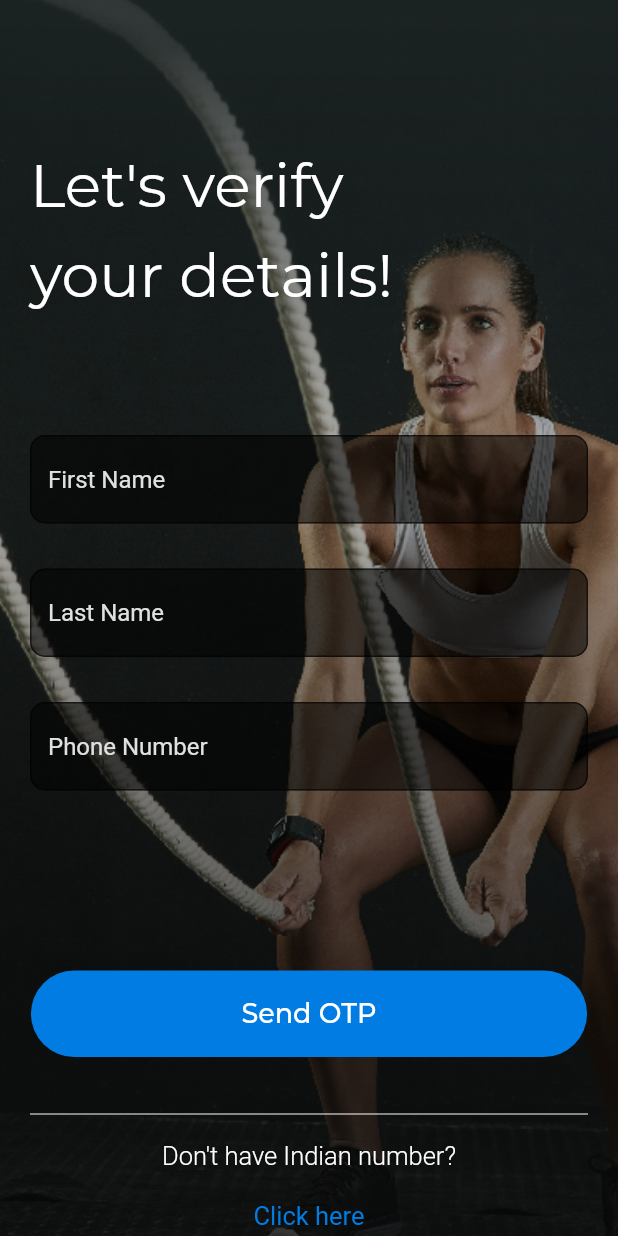
After one commit to satyamvaidhyamegha/ProphysioApp, a Flutter app: the AuthPage screen opened by its route, on a phone screen of 412 x 824 dp. The commit adds this screen. Run offline on Flutter 3.47's test engine with Material 2 defaults, Android fonts, the phone set to English and light mode, and no system bars; our stand-ins replace flutter_easyloading, flutter_spinkit, shared_preferences; accounts and stored records are empty; Roboto replaces fonts that are missing (Mulish); project files that could hold a hidden picture were left out.

Commit message:
Auth Screen 1

```diff
--- a/physio/lib/constants/string.dart
+++ b/physio/lib/constants/string.dart
@@ -128,6 +128,7 @@ class Strings {
   static const MEH = "Meh";
   static const TERRIBLE = "Terrible";
   static const GET_STARTED = "Get Started";
+  static const BTN_OTP = "Send OTP";
 }
 
 class SuccessfullMsg {
@@ -212,6 +213,7 @@ class ImagePath {
   static const ASSES_SUGGESTED_IMAGE2 = "assets/Image 92.png";
   static const ASSES_SUGGESTED_IMAGE3 = "assets/Group 74761.png";
   static const ROUTINE_UP_NEXT_IMAGE = "assets/Mask Group 135@2x.png";
+  static const AUTH_SCREEN = "assets/Group 74772.png";
 }
 
 class CustomLogo {
--- a/physio/lib/constants/style.dart
+++ b/physio/lib/constants/style.dart
@@ -103,6 +103,14 @@ class BaseStyles {
       fontSize: 22.0,
       color: Color(0xFF5FE3FF));
 
+  static TextStyle textStyleForAuthScreen = TextStyle(
+    color: AppColors.textColor,
+    fontFamily: "Montserrat",
+    fontWeight: FontWeight.w400,
+    height: 1.5,
+    fontSize: 40,
+  );
+
   static const TextStyle selfCareTextStyle = TextStyle(
     color: Color(0xFF000000),
     fontFamily: "Mulish",
--- a/physio/lib/constants/text_constants.dart
+++ b/physio/lib/constants/text_constants.dart
@@ -54,7 +54,7 @@ const buttonTextStyle = TextStyle(
     fontFamily: 'Montserrat',
     fontWeight: FontWeight.w500,
     fontSize: 18.0,
-    color: Color(0xFFCCCCCC));
+    color: Color(0xffFFFFFF));
 
 const inputfieldtextStyle = TextStyle(
     fontFamily: 'Mulish',
@@ -132,6 +132,18 @@ const bluetext1 = TextStyle(
   fontWeight: FontWeight.w400,
   fontSize: 17,
 );
+const authtext = TextStyle(
+  color: Color(0xFF007CE2),
+  fontFamily: "Mulish",
+  fontWeight: FontWeight.w400,
+  fontSize: 17,
+);
+const numberText = TextStyle(
+  color: Color(0xFFFFFFFF),
+  fontFamily: "Mulish",
+  fontWeight: FontWeight.w300,
+  fontSize: 17,
+);
 const subtitle1 = TextStyle(
   color: Color(0xFF757575),
   fontFamily: "Mulish",
--- a/physio/lib/main.dart
+++ b/physio/lib/main.dart
@@ -5,6 +5,7 @@ import 'package:flutter_easyloading/flutter_easyloading.dart';
 import 'package:physio/screens/onboarding/splash_screen2.dart';
 import 'package:physio/screens/onboarding/splash_screen.dart';
 import 'package:physio/screens/onboarding/about_screen.dart';
+import 'package:physio/screens/onboarding/auth_screen.dart';
 
 void main() {
   runApp(const MyApp());
@@ -34,6 +35,7 @@ class MyApp extends StatelessWidget {
         '/splash': (BuildContext context) => const SplashPage(),
         '/SplashPage2': (BuildContext context) => const SplashPage2(),
         '/about': (BuildContext context) => const AboutPage(),
+        '/authPage':(BuildContext context) => const AuthPage(),
         //       '/login': (BuildContext context) => const LoginPage(),
         //     '/detail1': (BuildContext context) => const DetailPage(),
         //     '/welcomeuser': (BuildContext context) => const Welcomeuser(),
--- a/physio/lib/screens/onboarding/about_screen.dart
+++ b/physio/lib/screens/onboarding/about_screen.dart
@@ -10,6 +10,8 @@ import 'package:physio/constants/raddi.dart';
 import 'package:physio/constants/string.dart';
 import 'package:physio/constants/style.dart';
 import 'package:physio/constants/text_constants.dart';
+
+import 'auth_screen.dart';
 
 //import 'package:physio/screens/Login/mobilelogin/login_screen.dart';
 //import 'package:physio/screens/Login/mobilelogin/signup_screen.dart.dart';
@@ -280,6 +282,12 @@ class _AboutPagePageState extends State<AboutPage> {
                   mainAxisAlignment: MainAxisAlignment.spaceAround,
                   children: <Widget>[
                     GestureDetector(
+                  onTap: () {
+        Navigator.pushReplacement(
+           context,
+      MaterialPageRoute(
+      builder: (context) => AuthPage()));
+      },
                       child: Container(
                         width: 100,
                         child: Padding(
@@ -318,12 +326,12 @@ class _AboutPagePageState extends State<AboutPage> {
                                 )),
                           )
                         : GestureDetector(
-                            //    onTap: () {
-                            //    Navigator.pushReplacement(
-                            //        context,
-                            //       MaterialPageRoute(
-                            //            builder: (context) => SigninPage()));
-                            // },
+                               onTap: () {
+                               Navigator.pushReplacement(
+                                   context,
+                                  MaterialPageRoute(
+                                       builder: (context) => AuthPage()));
+                            },
                             child: Container(
                                 width: MediaQuery.of(context).size.width * 0.4,
                                 height:
--- /dev/null
+++ b/physio/lib/screens/onboarding/auth_screen.dart
@@ -0,0 +1,158 @@
+
+import 'package:flutter/material.dart';
+import 'package:flutter_spinkit/flutter_spinkit.dart';
+
+import '../../BaseWidget/base_image_widget.dart';
+import '../../BaseWidget/text.dart';
+import '../../constants/colors.dart';
+import '../../constants/string.dart';
+import '../../constants/style.dart';
+import '../../constants/text_constants.dart';
+
+class AuthPage extends StatefulWidget{
+  const AuthPage({Key? key}) : super(key: key);
+
+  @override
+  State<StatefulWidget> createState() {
+    return _AuthScreenPageState();
+  }
+}
+
+class _AuthScreenPageState extends State<AuthPage> {
+  var windowWidth;
+  var windowHeight;
+
+  @override
+  Widget build(BuildContext context) {
+    windowWidth = MediaQuery.of(context).size.width;
+    windowHeight = MediaQuery.of(context).size.height;
+    return Scaffold(
+      body: initScreen(context),
+    );
+  }
+
+  initScreen(BuildContext context) {
+    return Scaffold(
+        backgroundColor: Colors.transparent,
+
+        body: Container(
+                    height: double.infinity,
+                    width: double.infinity,
+                    decoration: BoxDecoration(
+                      image: DecorationImage(
+                        image:
+                        getAssetImage(imagePath: ImagePath.AUTH_SCREEN),
+                        fit: BoxFit.cover,
+                      ),
+                    ),
+          child: Column(
+            children: [
+             Padding(padding: EdgeInsets.all(45)),
+
+                Align(alignment: Alignment.centerLeft,
+                   child: Container(
+                     child: Text("Let's verify",
+                     style:BaseStyles.textStyleForAuthScreen),
+                     padding: EdgeInsets.only(left: 20),
+                   ),
+                    ),
+
+              Align(alignment: Alignment.centerLeft,
+                child: Container(
+                  child: Text("your details!",
+                      style:BaseStyles.textStyleForAuthScreen),
+                  padding: EdgeInsets.only(left: 20,bottom: 50),
+                ),
+              ),
+
+              Container(
+                padding: EdgeInsets.only(left:20,right: 20,bottom: 30,top: 30 ),
+                child: TextField(
+                  decoration: InputDecoration(
+                    border: OutlineInputBorder(
+                      borderRadius: BorderRadius.circular(10.0),
+                  ),
+                      filled: true,
+                      hintStyle: TextStyle(color: Colors.grey[300]),
+                      hintText: "First Name",
+                      fillColor: Colors.black54),
+                ),
+              ),
+
+              Container(
+                padding: EdgeInsets.only(bottom: 30,left: 20,right: 20 ),
+                child: TextField(
+                  decoration: InputDecoration(
+                      border: OutlineInputBorder(
+                        borderRadius: BorderRadius.circular(10.0),
+                      ),
+                      filled: true,
+                      hintStyle: TextStyle(color: Colors.grey[300]),
+                      hintText: "Last Name",
+                      fillColor: Colors.black54),
+                ),
+              ),
+
+              Container(
+                padding: EdgeInsets.only(bottom: 120,left: 20,right: 20),
+                child: TextField(
+                  decoration: InputDecoration(
+                      border: OutlineInputBorder(
+                        borderRadius: BorderRadius.circular(10.0),
+                      ),
+                      filled: true,
+                      hintStyle: TextStyle(color: Colors.grey[300]),
+                      hintText: "Phone Number",
+                      fillColor: Colors.black54),
+                ),
+              ),
+
+              Container(
+                  width: MediaQuery.of(context).size.width * 0.9,
+                  height:
+                  MediaQuery.of(context).size.height * 0.07,
+                  decoration: BoxDecoration(
+                      borderRadius: BorderRadius.circular(30),
+                      color: AppColors.buttonColor),
+                  child: Center(
+                    child: getText(
+                        textAlign: TextAlign.center,
+                        text: Strings.BTN_OTP,
+                        textStyle: buttonTextStyle),
+                  )
+              ),
+
+              Container(
+                  margin: EdgeInsets.only(top: 30,right: 20,left: 20,bottom: 10),
+              child:Divider(
+                color: Colors.white,
+              )
+              ),
+
+              Container(
+                margin: EdgeInsets.only(right: 20,left: 20,bottom: 20),
+                child: getText(
+                    textAlign: TextAlign.center,
+                    text: "Don't have Indian number?",
+                    textStyle: numberText),
+              ),
+
+              Container(
+                margin: EdgeInsets.only(right: 20,left: 20,bottom: 10),
+                child: getText(
+                    textAlign: TextAlign.center,
+                    text: "Click here",
+                    textStyle: authtext),
+              )
+            ],
+
+                ),
+              )
+
+          );
+
+
+
+  }
+
+}
--- a/physio/lib/screens/onboarding/splash_screen2.dart
+++ b/physio/lib/screens/onboarding/splash_screen2.dart
@@ -1,5 +1,4 @@
 import 'dart:async';
-
 import 'package:flutter/material.dart';
 import 'package:flutter_spinkit/flutter_spinkit.dart';
 import 'package:physio/BaseWidget/base_image_widget.dart';
```
Also changed, not shown: physio/assets/Group 74772.png (added), physio/assets/Group 74772@2x.png (added), physio/assets/Group 74772@3x.png (added).
